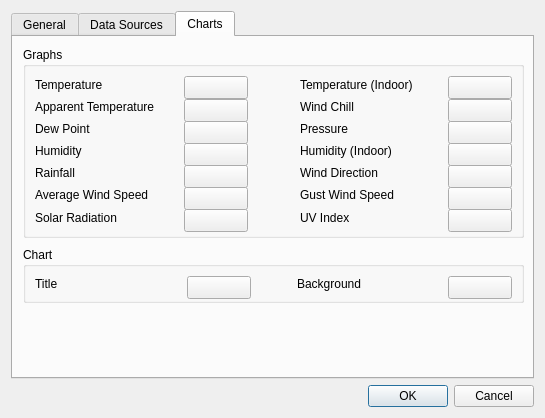
davidrg/zxweather, file desktop/settingsdialog.ui: the form before one commit.
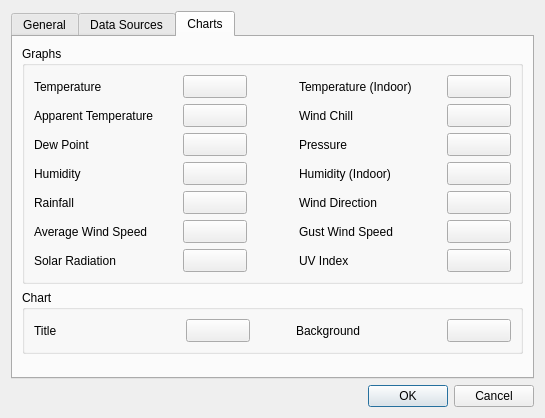
The form after the commit. The open tabs and pages were chosen to show the change. Icons and pictures are not drawn. Custom widgets are drawn as their Qt base class.

Commit message: Fix layout of chart settings tab

Patch:
```diff
--- a/desktop/settingsdialog.ui
+++ b/desktop/settingsdialog.ui
@@ -509,15 +509,9 @@
       <attribute name="title">
        <string>Charts</string>
       </attribute>
+      <layout class="QVBoxLayout" name="verticalLayout_3">
+       <item>
       <widget class="QGroupBox" name="groupBox">
-       <property name="geometry">
-        <rect>
-         <x>10</x>
-         <y>10</y>
-         <width>501</width>
-         <height>191</height>
-        </rect>
-       </property>
        <property name="title">
         <string>Graphs</string>
        </property>
@@ -943,15 +937,9 @@
         </item>
        </layout>
       </widget>
+       </item>
+       <item>
       <widget class="QGroupBox" name="groupBox_2">
-       <property name="geometry">
-        <rect>
-         <x>10</x>
-         <y>210</y>
-         <width>501</width>
-         <height>56</height>
-        </rect>
-       </property>
        <property name="title">
         <string>Chart</string>
        </property>
@@ -971,6 +959,12 @@
             <height>23</height>
            </size>
           </property>
+            <property name="maximumSize">
+             <size>
+              <width>64</width>
+              <height>16777215</height>
+             </size>
+            </property>
           <property name="text">
            <string/>
           </property>
@@ -1007,6 +1001,12 @@
             <height>23</height>
            </size>
           </property>
+            <property name="maximumSize">
+             <size>
+              <width>64</width>
+              <height>16777215</height>
+             </size>
+            </property>
           <property name="text">
            <string/>
           </property>
@@ -1014,6 +1014,21 @@
         </item>
        </layout>
       </widget>
+       </item>
+       <item>
+        <spacer name="verticalSpacer_3">
+         <property name="orientation">
+          <enum>Qt::Vertical</enum>
+         </property>
+         <property name="sizeHint" stdset="0">
+          <size>
+           <width>20</width>
+           <height>40</height>
+          </size>
+         </property>
+        </spacer>
+       </item>
+      </layout>
      </widget>
     </widget>
    </item>
```
Left out of the diff: 192 changed lines with no effect on the pictures. Lines whose indentation alone changed are shown as unchanged.
